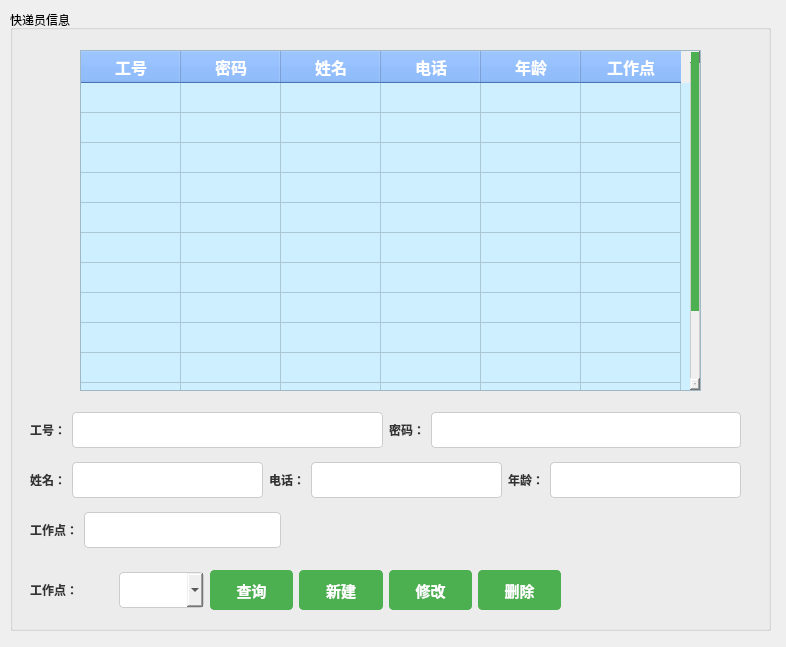
Old version of the form modules/admin/admin_manage_postman.ui in the repository gfzyl/Parcel-System.
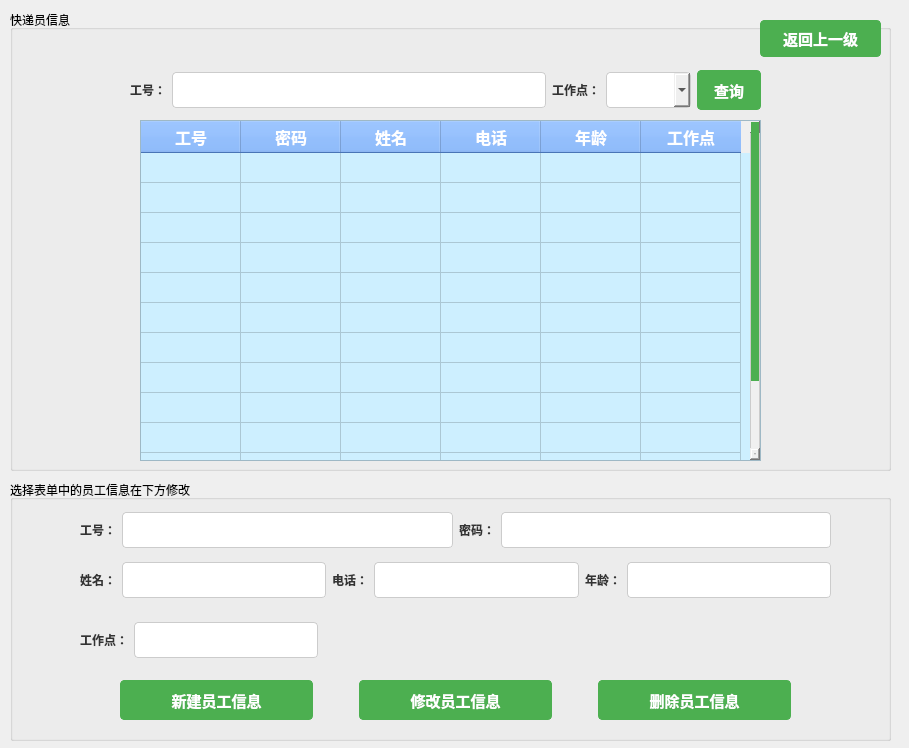
New version of the form.

Diff of the .ui file:
```diff
--- a/modules/admin/admin_manage_postman.ui
+++ b/modules/admin/admin_manage_postman.ui
@@ -6,8 +6,8 @@
    <rect>
     <x>0</x>
     <y>0</y>
-    <width>786</width>
-    <height>647</height>
+    <width>909</width>
+    <height>748</height>
    </rect>
   </property>
   <property name="windowTitle">
@@ -97,8 +97,8 @@
     <rect>
      <x>10</x>
      <y>10</y>
-     <width>761</width>
-     <height>621</height>
+     <width>881</width>
+     <height>461</height>
     </rect>
    </property>
    <property name="title">
@@ -107,8 +107,8 @@
    <widget class="QTableWidget" name="tableWidget">
     <property name="geometry">
      <rect>
-      <x>70</x>
-      <y>40</y>
+      <x>130</x>
+      <y>110</y>
       <width>621</width>
       <height>341</height>
      </rect>
@@ -212,12 +212,174 @@
      </property>
     </column>
    </widget>
+   <widget class="QPushButton" name="returnBtn">
+    <property name="geometry">
+     <rect>
+      <x>750</x>
+      <y>10</y>
+      <width>121</width>
+      <height>37</height>
+     </rect>
+    </property>
+    <property name="text">
+     <string>返回上一级</string>
+    </property>
+   </widget>
+   <widget class="QWidget" name="layoutWidget_4">
+    <property name="geometry">
+     <rect>
+      <x>120</x>
+      <y>60</y>
+      <width>631</width>
+      <height>40</height>
+     </rect>
+    </property>
+    <layout class="QHBoxLayout" name="horizontalLayout_5">
+     <item>
+      <widget class="QLabel" name="label_10">
+       <property name="text">
+        <string>工号：</string>
+       </property>
+      </widget>
+     </item>
+     <item>
+      <widget class="QLineEdit" name="workIdInput_3"/>
+     </item>
+     <item>
+      <widget class="QLabel" name="label_11">
+       <property name="text">
+        <string>工作点：</string>
+       </property>
+      </widget>
+     </item>
+     <item>
+      <widget class="QComboBox" name="workCity_2"/>
+     </item>
+     <item>
+      <widget class="QPushButton" name="searchBtn_2">
+       <property name="text">
+        <string>查询</string>
+       </property>
+      </widget>
+     </item>
+    </layout>
+   </widget>
+  </widget>
+  <widget class="QGroupBox" name="groupBox_2">
+   <property name="geometry">
+    <rect>
+     <x>10</x>
+     <y>480</y>
+     <width>881</width>
+     <height>261</height>
+    </rect>
+   </property>
+   <property name="title">
+    <string>选择表单中的员工信息在下方修改</string>
+   </property>
    <widget class="QWidget" name="layoutWidget">
     <property name="geometry">
      <rect>
-      <x>20</x>
-      <y>400</y>
-      <width>711</width>
+      <x>70</x>
+      <y>200</y>
+      <width>751</width>
+      <height>40</height>
+     </rect>
+    </property>
+    <layout class="QHBoxLayout" name="horizontalLayout_4">
+     <item>
+      <spacer name="horizontalSpacer_3">
+       <property name="orientation">
+        <enum>Qt::Horizontal</enum>
+       </property>
+       <property name="sizeType">
+        <enum>QSizePolicy::Minimum</enum>
+       </property>
+       <property name="sizeHint" stdset="0">
+        <size>
+         <width>40</width>
+         <height>20</height>
+        </size>
+       </property>
+      </spacer>
+     </item>
+     <item>
+      <widget class="QPushButton" name="createBtn">
+       <property name="text">
+        <string>新建员工信息</string>
+       </property>
+      </widget>
+     </item>
+     <item>
+      <spacer name="horizontalSpacer_2">
+       <property name="orientation">
+        <enum>Qt::Horizontal</enum>
+       </property>
+       <property name="sizeType">
+        <enum>QSizePolicy::Preferred</enum>
+       </property>
+       <property name="sizeHint" stdset="0">
+        <size>
+         <width>40</width>
+         <height>20</height>
+        </size>
+       </property>
+      </spacer>
+     </item>
+     <item>
+      <widget class="QPushButton" name="updBtn">
+       <property name="text">
+        <string>修改员工信息</string>
+       </property>
+      </widget>
+     </item>
+     <item>
+      <spacer name="horizontalSpacer">
+       <property name="orientation">
+        <enum>Qt::Horizontal</enum>
+       </property>
+       <property name="sizeType">
+        <enum>QSizePolicy::Preferred</enum>
+       </property>
+       <property name="sizeHint" stdset="0">
+        <size>
+         <width>40</width>
+         <height>20</height>
+        </size>
+       </property>
+      </spacer>
+     </item>
+     <item>
+      <widget class="QPushButton" name="delBtn">
+       <property name="text">
+        <string>删除员工信息</string>
+       </property>
+      </widget>
+     </item>
+     <item>
+      <spacer name="horizontalSpacer_4">
+       <property name="orientation">
+        <enum>Qt::Horizontal</enum>
+       </property>
+       <property name="sizeType">
+        <enum>QSizePolicy::Minimum</enum>
+       </property>
+       <property name="sizeHint" stdset="0">
+        <size>
+         <width>40</width>
+         <height>20</height>
+        </size>
+       </property>
+      </spacer>
+     </item>
+    </layout>
+   </widget>
+   <widget class="QWidget" name="layoutWidget_2">
+    <property name="geometry">
+     <rect>
+      <x>70</x>
+      <y>30</y>
+      <width>751</width>
       <height>40</height>
      </rect>
     </property>
@@ -244,12 +406,12 @@
      </item>
     </layout>
    </widget>
-   <widget class="QWidget" name="layoutWidget_2">
+   <widget class="QWidget" name="layoutWidget_3">
     <property name="geometry">
      <rect>
-      <x>20</x>
-      <y>450</y>
-      <width>711</width>
+      <x>70</x>
+      <y>80</y>
+      <width>751</width>
       <height>40</height>
      </rect>
     </property>
@@ -286,11 +448,11 @@
      </item>
     </layout>
    </widget>
-   <widget class="QWidget" name="layoutWidget_3">
+   <widget class="QWidget" name="layoutWidget_5">
     <property name="geometry">
      <rect>
-      <x>20</x>
-      <y>500</y>
+      <x>70</x>
+      <y>140</y>
       <width>251</width>
       <height>40</height>
      </rect>
@@ -306,53 +468,10 @@
      <item>
       <widget class="QLineEdit" name="input1_lineedit_5"/>
      </item>
-    </layout>
-   </widget>
-   <widget class="QWidget" name="layoutWidget">
-    <property name="geometry">
-     <rect>
-      <x>20</x>
-      <y>560</y>
-      <width>531</width>
-      <height>40</height>
-     </rect>
-    </property>
-    <layout class="QHBoxLayout" name="horizontalLayout_4">
      <item>
-      <widget class="QLabel" name="label_9">
+      <widget class="QLabel" name="label_8">
        <property name="text">
-        <string>工作点：</string>
-       </property>
-      </widget>
-     </item>
-     <item>
-      <widget class="QComboBox" name="comboBox"/>
-     </item>
-     <item>
-      <widget class="QPushButton" name="pushButton_4">
-       <property name="text">
-        <string>查询</string>
-       </property>
-      </widget>
-     </item>
-     <item>
-      <widget class="QPushButton" name="pushButton">
-       <property name="text">
-        <string>新建</string>
-       </property>
-      </widget>
-     </item>
-     <item>
-      <widget class="QPushButton" name="pushButton_2">
-       <property name="text">
-        <string>修改</string>
-       </property>
-      </widget>
-     </item>
-     <item>
-      <widget class="QPushButton" name="pushButton_3">
-       <property name="text">
-        <string>删除</string>
+        <string/>
        </property>
       </widget>
      </item>
```
Left out of the diff: 12 changed lines with no effect on the pictures.
